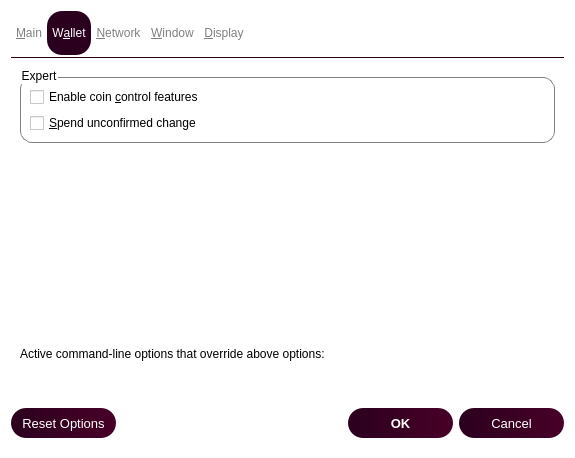
Qt form src/qt/forms/optionsdialog.ui (noirofficial/noir) before a commit.
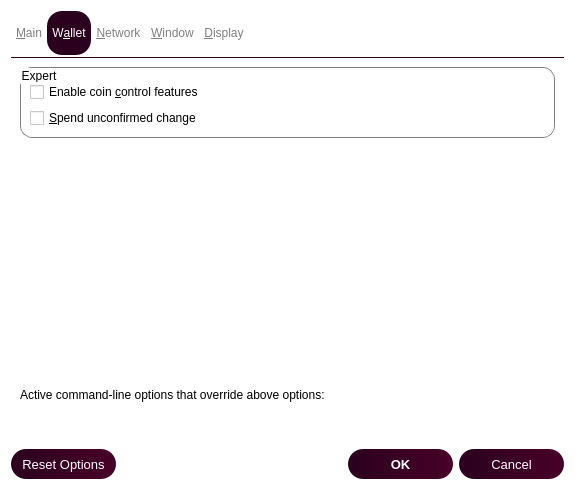
The same form after that commit. The open tabs and pages were chosen to show the change. Custom widgets are drawn as their Qt base class.

```diff
--- a/src/qt/forms/optionsdialog.ui
+++ b/src/qt/forms/optionsdialog.ui
@@ -7,7 +7,7 @@
     <x>0</x>
     <y>0</y>
     <width>575</width>
-    <height>458</height>
+    <height>499</height>
    </rect>
   </property>
   <property name="windowTitle">
@@ -185,13 +185,28 @@
  background-color: white;
  border: 1px solid gray;
  border-radius: 12px;
- margin-top: 10px; /* leave space at the top for the title */
 }</string>
          </property>
          <property name="title">
           <string>Expert</string>
          </property>
          <layout class="QVBoxLayout" name="verticalLayout_2">
+          <item>
+           <spacer name="verticalSpacer">
+            <property name="orientation">
+             <enum>Qt::Vertical</enum>
+            </property>
+            <property name="sizeType">
+             <enum>QSizePolicy::Fixed</enum>
+            </property>
+            <property name="sizeHint" stdset="0">
+             <size>
+              <width>20</width>
+              <height>5</height>
+             </size>
+            </property>
+           </spacer>
+          </item>
           <item>
            <widget class="QCheckBox" name="coinControlFeatures">
             <property name="toolTip">
```
Left out of the diff: 2 changed lines with no effect on the pictures.
